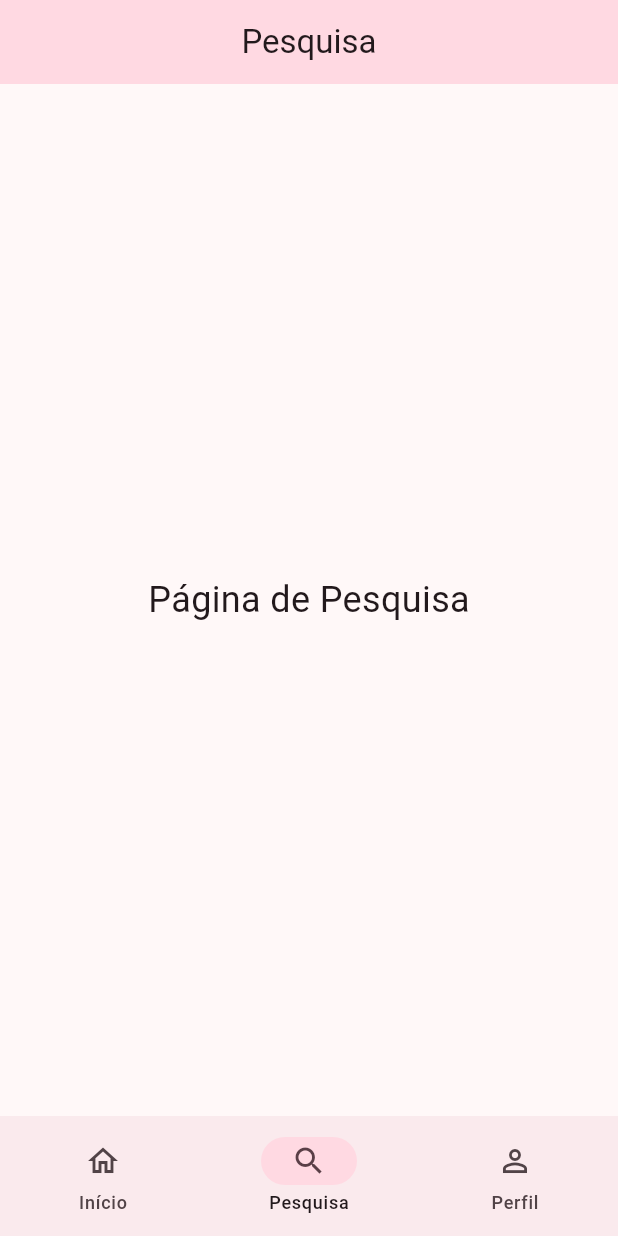
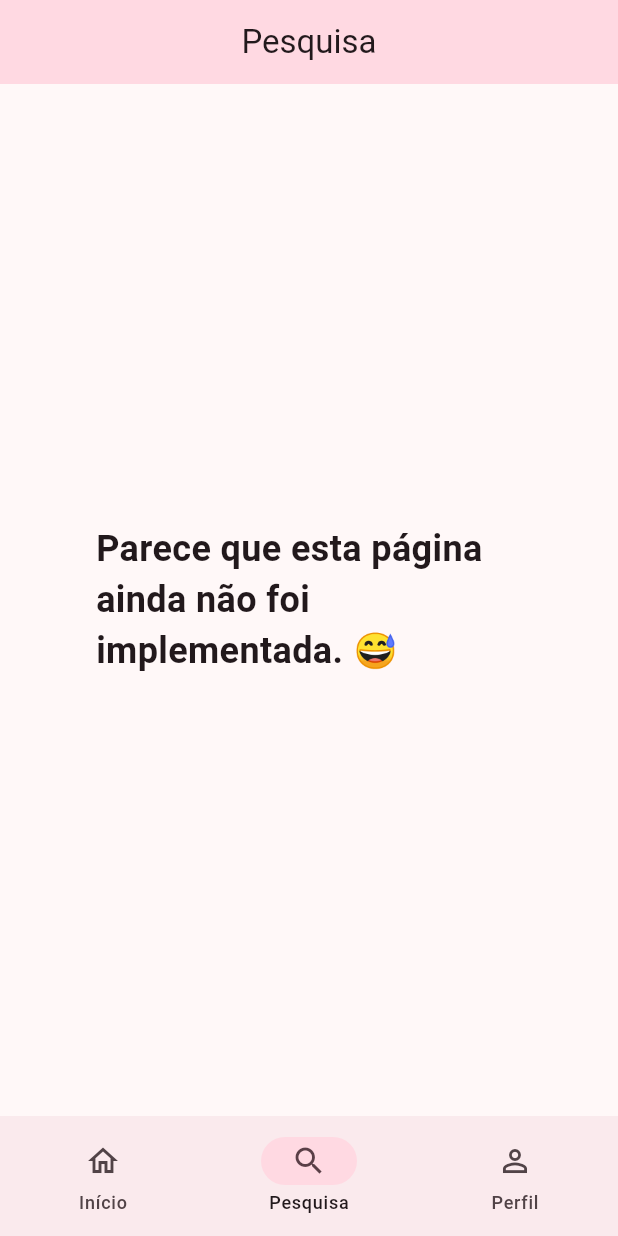
Before and after one commit to gustavosett/tcc-final, a Flutter app: the screen it shows after launch, item 2 of the bottom bar chosen, on a phone screen of 412 x 824 dp. Run offline on Flutter 3.47's test engine with Material 3 defaults, Android fonts, the light colour scheme and no system bars; our stand-ins replace cached_network_image, shared_preferences; accounts and stored records are empty; network calls fail.

Commit message:
Update SearchPage and ProfilePage text for clarity and improved user experience

```diff
--- a/frontend/lib/main.dart
+++ b/frontend/lib/main.dart
@@ -333,9 +333,14 @@ class SearchPage extends StatelessWidget {
   @override
   Widget build(BuildContext context) {
     return const Center(
-      child: Text(
-        'Página de Pesquisa',
-        style: TextStyle(fontSize: 24),
+      child: Padding(
+        padding: EdgeInsets.all(64.0),
+        child: Text(
+          'Parece que esta página ainda não foi implementada. 😅',
+          style: TextStyle(
+            fontSize: 24,
+            fontWeight: FontWeight.bold,),
+        ),
       ),
     );
   }
@@ -1463,7 +1468,7 @@ class _ProfilePageState extends State<ProfilePage> {
                               leading: const Icon(Icons.restaurant_menu),
                               title: Text('Reserva no $restaurantName'),
                               subtitle: Text(
-                                  'Às $formattedTime, dia $formattedDate, para seus ${book.peopleQuantity} convidados'),
+                                  'Às $formattedTime, dia $formattedDate, para ${book.peopleQuantity} pessoa(s)'),
                               onTap: () {
                                 // Ação ao tocar na reserva
                               },
```
